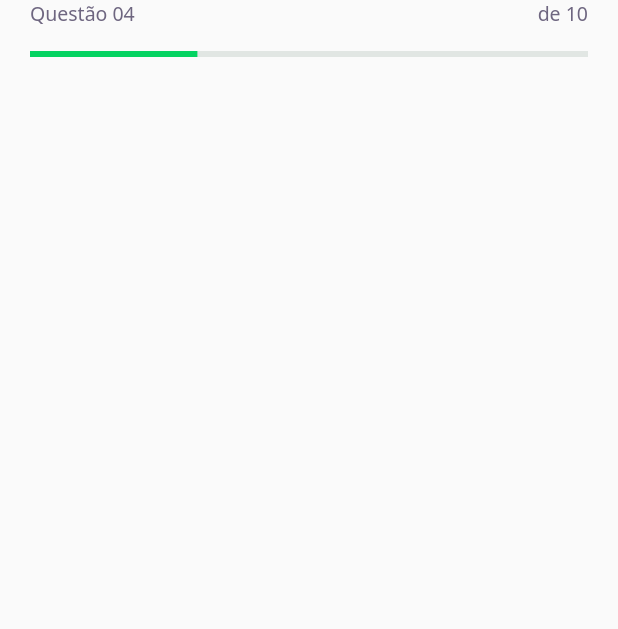
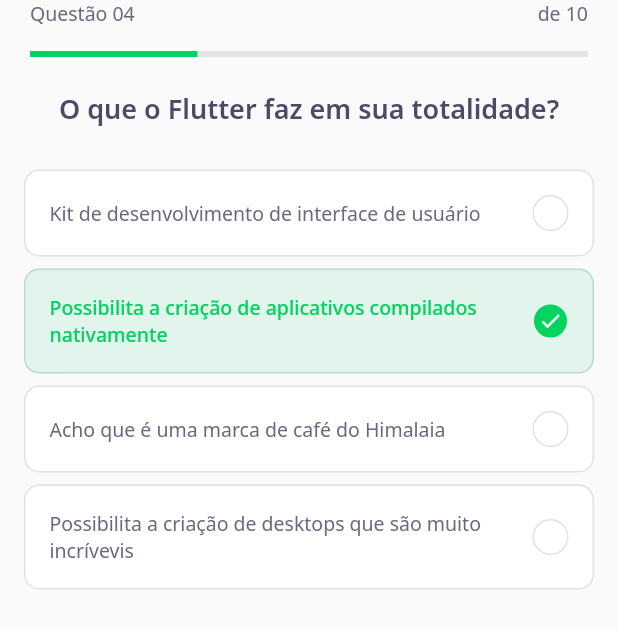
Before and after one commit to wagnerrdemorais/devquizz, a Flutter app: the screen it shows after launch, on a phone screen of 412 x 824 dp. Shown: the top 629 px of the screen. Run offline on Flutter 3.47's test engine with Material 2 defaults, Android fonts, the phone set to English and light mode, and no system bars; our stand-ins replace google_fonts.

Commit message:
final da segunda aula

```diff
--- a/lib/challenge/challenge_page.dart
+++ b/lib/challenge/challenge_page.dart
@@ -1,3 +1,4 @@
+import 'package:dev_quizz/challenge/widgets/quiz/quiz_widget.dart';
 import 'package:dev_quizz/home/widgets/question_indicator/question_indicator.dart';
 import 'package:flutter/material.dart';
 
@@ -18,6 +19,9 @@
           child: QuestionIndicatorWidget(),
         ),
       ),
+      body: QuizWidget(
+        title: "O que o Flutter faz em sua totalidade?",
+      ),
     );
   }
 }
--- /dev/null
+++ b/lib/challenge/widgets/answer/answer_widget.dart
@@ -0,0 +1,83 @@
+import 'package:dev_quizz/core/core.dart';
+import 'package:flutter/material.dart';
+
+class AnswerWidget extends StatelessWidget {
+  final String title;
+  final bool isRight;
+  final bool isSelected;
+
+  const AnswerWidget({
+    Key? key,
+    required this.title,
+    this.isRight = false,
+    this.isSelected = false,
+  }) : super(key: key);
+
+  Color get _selectedColorRight =>
+      isRight ? AppColors.darkGreen : AppColors.darkRed;
+
+  Color get _selectedBorderRight =>
+      isRight ? AppColors.lightGreen : AppColors.lightRed;
+
+  Color get _selectedColorCardRight =>
+      isRight ? AppColors.lightGreen : AppColors.lightRed;
+
+  Color get _selectedBorderCardRight =>
+      isRight ? AppColors.green : AppColors.red;
+
+  TextStyle get _selectedTextStyleRight =>
+      isRight ? AppTextStyles.bodyDarkGreen : AppTextStyles.bodyDarkRed;
+
+  IconData get _selectedIconRight => isRight ? Icons.check : Icons.close;
+
+  @override
+  Widget build(BuildContext context) {
+    return Padding(
+      padding: const EdgeInsets.symmetric(horizontal: 16, vertical: 4),
+      child: Container(
+        padding: EdgeInsets.all(16),
+        decoration: BoxDecoration(
+          color: isSelected ? _selectedColorCardRight : AppColors.white,
+          borderRadius: BorderRadius.circular(10),
+          border: Border.fromBorderSide(
+            BorderSide(
+                color:
+                    isSelected ? _selectedBorderCardRight : AppColors.border),
+          ),
+        ),
+        child: Row(
+          mainAxisAlignment: MainAxisAlignment.spaceBetween,
+          children: [
+            Expanded(
+              child: Text(
+                title,
+                style:
+                    isSelected ? _selectedTextStyleRight : AppTextStyles.body,
+              ),
+            ),
+            Container(
+              width: 24,
+              height: 24,
+              decoration: BoxDecoration(
+                color: isSelected ? _selectedColorRight : AppColors.white,
+                borderRadius: BorderRadius.circular(500),
+                border: Border.fromBorderSide(
+                  BorderSide(
+                      color:
+                          isSelected ? _selectedBorderRight : AppColors.border),
+                ),
+              ),
+              child: isSelected
+                  ? Icon(
+                      _selectedIconRight,
+                      size: 16,
+                      color: Colors.white,
+                    )
+                  : null,
+            ),
+          ],
+        ),
+      ),
+    );
+  }
+}
--- /dev/null
+++ b/lib/challenge/widgets/quiz/quiz_widget.dart
@@ -0,0 +1,40 @@
+import 'package:dev_quizz/challenge/widgets/answer/answer_widget.dart';
+import 'package:dev_quizz/core/core.dart';
+import 'package:flutter/material.dart';
+
+class QuizWidget extends StatelessWidget {
+  final String title;
+  const QuizWidget({Key? key, required this.title}) : super(key: key);
+
+  @override
+  Widget build(BuildContext context) {
+    return Container(
+      child: Column(
+        children: [
+          Text(
+            title,
+            style: AppTextStyles.heading,
+          ),
+          SizedBox(
+            height: 24,
+          ),
+          AnswerWidget(
+            title: "Kit de desenvolvimento de interface de usuário",
+          ),
+          AnswerWidget(
+            isRight: true,
+            isSelected: true,
+            title:
+                "Possibilita a criação de aplicativos compilados nativamente",
+          ),
+          AnswerWidget(
+            title: "Acho que é uma marca de café do Himalaia",
+          ),
+          AnswerWidget(
+            title: "Possibilita a criação de desktops que são muito incrívevis",
+          ),
+        ],
+      ),
+    );
+  }
+}
--- a/lib/home/widgets/question_indicator/question_indicator.dart
+++ b/lib/home/widgets/question_indicator/question_indicator.dart
@@ -27,7 +27,6 @@
           SizedBox(
             height: 16,
           ),
-          //TODO: 1h:15
           ProgressIndicatorWidget(value: 0.7),
         ],
       ),
```
